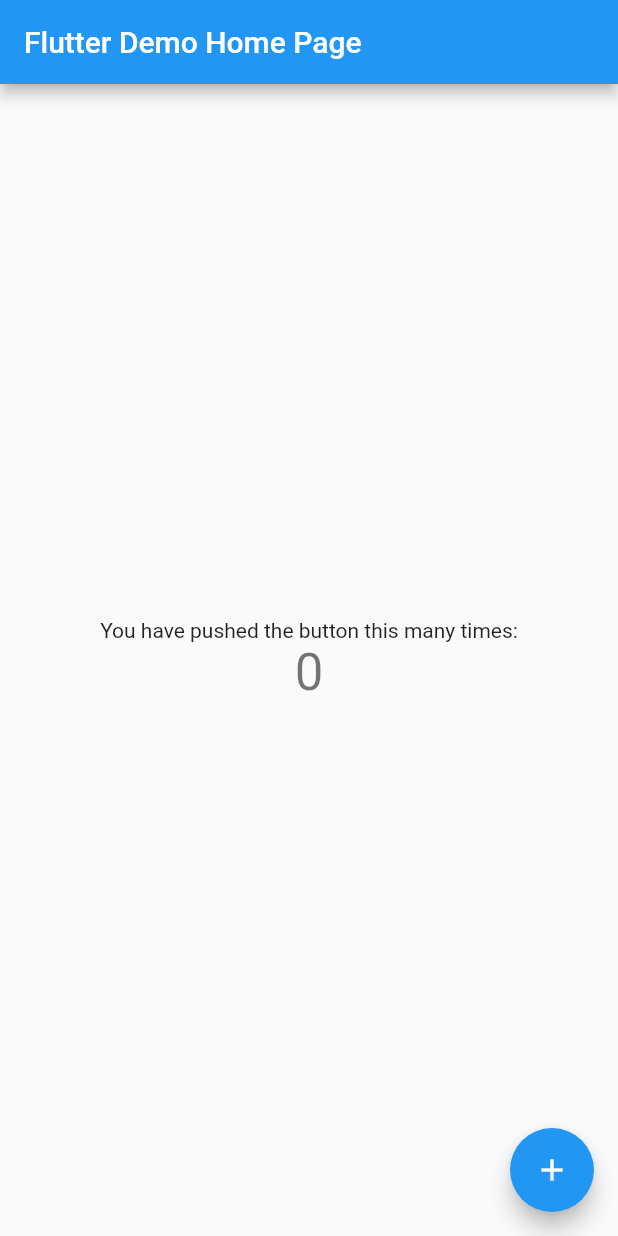
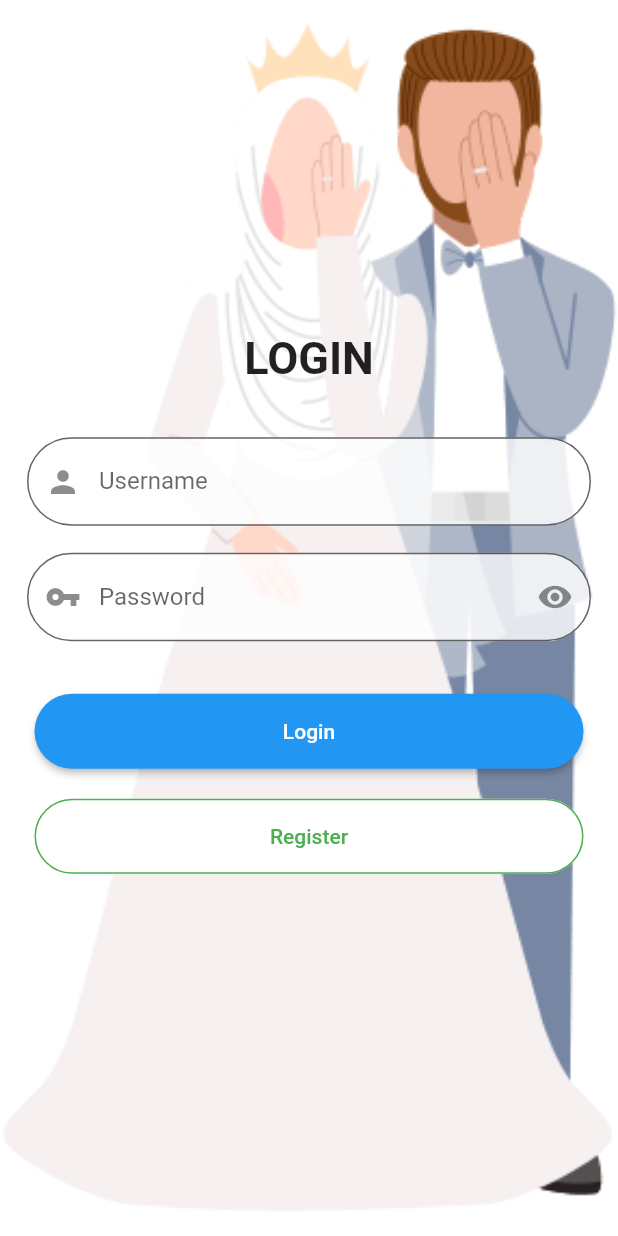
Before and after one commit to arvandha121/WeddingCheck, a Flutter app: the screen it shows after launch, on a phone screen of 412 x 824 dp. Run offline on Flutter 3.47's test engine with Material 2 defaults, Android fonts, the phone set to English and light mode, and no system bars; our stand-ins replace get, shared_preferences, sqflite; accounts and stored records are empty.

Commit message:
login, register done

```diff
--- /dev/null
+++ b/lib/app/database/auth/login.dart
@@ -0,0 +1,46 @@
+import 'package:path/path.dart';
+import 'package:sqflite/sqflite.dart';
+import 'package:flutter/material.dart';
+
+import '../../json/model/users.dart';
+
+class DatabaseHelper {
+  final databaseName = "weddingcheck";
+  final loginTable = "CREATE TABLE login()";
+
+  // Create user table into our sqlite db
+  String users =
+      ("CREATE TABLE users (usrId INTEGER PRIMARY KEY AUTOINCREMENT, usrName TEXT UNIQUE, usrPassword TEXT)");
+  Future<Database> initDB() async {
+    final databasePath = await getDatabasesPath();
+    final path = join(databasePath, databaseName);
+
+    return openDatabase(
+      path,
+      version: 1,
+      onCreate: ((db, version) async {
+        await db.execute(users);
+      }),
+    );
+  }
+
+  // Login Method
+  Future<bool> login(Users user) async {
+    final Database db = await initDB();
+    var result = await db.rawQuery(
+      "SELECT * FROM users WHERE usrName = '${user.usrName}' AND usrPassword = '${user.usrPassword}'",
+    );
+
+    if (result.isNotEmpty) {
+      return true;
+    } else {
+      return false;
+    }
+  }
+
+  // Register Method
+  Future<int> register(Users user) async {
+    final Database db = await initDB();
+    return db.insert('users', user.toMap());
+  }
+}
--- /dev/null
+++ b/lib/app/json/model/users.dart
@@ -0,0 +1,23 @@
+class Users {
+  final int? usrId;
+  final String usrName;
+  final String usrPassword;
+
+  Users({
+    this.usrId,
+    required this.usrName,
+    required this.usrPassword,
+  });
+
+  factory Users.fromMap(Map<String, dynamic> json) => Users(
+        usrId: json['usrId'],
+        usrName: json['usrName'],
+        usrPassword: json['usrPassword'],
+      );
+
+  Map<String, dynamic> toMap() => {
+        "usrId": usrId,
+        "usrName": usrName,
+        "usrPassword": usrPassword,
+      };
+}
--- a/lib/main.dart
+++ b/lib/main.dart
@@ -1,4 +1,7 @@
 import 'package:flutter/material.dart';
+import 'package:get/get.dart';
+import 'package:get/get_navigation/get_navigation.dart';
+import 'package:weddingcheck/views/auth/loginscreen.dart';
 
 void main() {
   runApp(const MyApp());
@@ -9,59 +12,9 @@ class MyApp extends StatelessWidget {
 
   @override
   Widget build(BuildContext context) {
-    return MaterialApp(
-      title: 'Flutter Demo',
-      theme: ThemeData(
-        primarySwatch: Colors.blue,
-      ),
-      home: const MyHomePage(title: 'Flutter Demo Home Page'),
+    return GetMaterialApp(
+      debugShowCheckedModeBanner: false,
+      home: Login(),
     );
   }
 }
-
-class MyHomePage extends StatefulWidget {
-  const MyHomePage({super.key, required this.title});
-
-  final String title;
-
-  @override
-  State<MyHomePage> createState() => _MyHomePageState();
-}
-
-class _MyHomePageState extends State<MyHomePage> {
-  int _counter = 0;
-
-  void _incrementCounter() {
-    setState(() {
-      _counter++;
-    });
-  }
-
-  @override
-  Widget build(BuildContext context) {
-    return Scaffold(
-      appBar: AppBar(
-        title: Text(widget.title),
-      ),
-      body: Center(
-        child: Column(
-          mainAxisAlignment: MainAxisAlignment.center,
-          children: <Widget>[
-            const Text(
-              'You have pushed the button this many times:',
-            ),
-            Text(
-              '$_counter',
-              style: Theme.of(context).textTheme.headlineMedium,
-            ),
-          ],
-        ),
-      ),
-      floatingActionButton: FloatingActionButton(
-        onPressed: _incrementCounter,
-        tooltip: 'Increment',
-        child: const Icon(Icons.add),
-      ),
-    );
-  }
-}
--- /dev/null
+++ b/lib/views/auth/loginscreen.dart
@@ -0,0 +1,227 @@
+import 'package:flutter/material.dart';
+import 'package:get/get.dart';
+import 'package:shared_preferences/shared_preferences.dart';
+import 'package:weddingcheck/app/database/auth/login.dart';
+import 'package:weddingcheck/app/json/model/users.dart';
+import 'package:weddingcheck/views/homepage.dart';
+import 'package:weddingcheck/views/auth/registerscreen.dart';
+
+class Login extends StatefulWidget {
+  const Login({super.key});
+
+  @override
+  State<Login> createState() => _LoginState();
+}
+
+class _LoginState extends State<Login> {
+  // digunakan untuk menampilkan dan menyembunyikan password
+  bool isHidden = true;
+  bool isLogin = false; // Digunakan untuk login
+
+  // textediting controller untuk control text ketika di input
+  final usernameController = TextEditingController();
+  final passwordController = TextEditingController();
+
+  // buat global key untuk form
+  final formKey = GlobalKey<FormState>();
+
+  final db = DatabaseHelper();
+
+  // Function ini digunakan untuk button login
+  login() async {
+    var response = await db.login(
+      Users(
+        usrName: usernameController.text,
+        usrPassword: passwordController.text,
+      ),
+    );
+    if (response == true) {
+      // Jika login berhasil maka akan diarahkan ke halaman homepage
+      if (!mounted) return;
+      Get.to(HomePage());
+    } else {
+      // Jika salah, akan memunculkan message "Username atau Password salah"
+      setState(() {
+        isLogin = true;
+      });
+    }
+  }
+
+  @override
+  Widget build(BuildContext context) {
+    return Scaffold(
+      backgroundColor: Colors.white,
+      body: Container(
+        decoration: BoxDecoration(
+          image: DecorationImage(
+            image: AssetImage(
+              'lib/assets/image/icon.png',
+            ), // Background image
+            fit: BoxFit.fitWidth, // Menyesuaikan lebar
+          ),
+        ),
+        child: Center(
+          child: SingleChildScrollView(
+            padding: EdgeInsets.symmetric(horizontal: 18.0),
+            child: Column(
+              mainAxisAlignment: MainAxisAlignment.center,
+              children: [
+                // Form digunakan untuk controll textfield agar tidak kosong saat di input
+                Form(
+                  key: formKey,
+                  child: Column(
+                    children: [
+                      Text(
+                        "LOGIN",
+                        style: TextStyle(
+                            fontSize: 30, fontWeight: FontWeight.bold),
+                      ),
+                      SizedBox(
+                        height: 35,
+                      ),
+                      TextFormField(
+                        validator: (value) {
+                          if (value!.isEmpty) {
+                            return "Username tidak boleh kosong";
+                          }
+                          return null;
+                        },
+                        controller: usernameController,
+                        autocorrect: isHidden,
+                        textInputAction: TextInputAction.next,
+                        keyboardType: TextInputType.text,
+                        decoration: InputDecoration(
+                          labelText: "Username",
+                          border: OutlineInputBorder(
+                            borderRadius: BorderRadius.circular(50),
+                          ),
+                          prefixIcon: Icon(Icons.person),
+                          filled: true, // Set to true to enable filling color
+                          fillColor: Colors.white.withOpacity(0.8),
+                        ),
+                      ),
+                      SizedBox(
+                        height: 18,
+                      ),
+                      TextFormField(
+                        validator: (value) {
+                          if (value!.isEmpty) {
+                            return "Password tidak boleh kosong";
+                          }
+                          return null;
+                        },
+                        controller: passwordController,
+                        autocorrect: true,
+                        keyboardType: TextInputType.visiblePassword,
+                        decoration: InputDecoration(
+                          border: OutlineInputBorder(
+                            borderRadius: BorderRadius.circular(50),
+                          ),
+                          labelText: "Password",
+                          suffixIcon: IconButton(
+                            onPressed: () {
+                              setState(
+                                () {
+                                  isHidden = !isHidden;
+                                },
+                              );
+                            },
+                            icon: Icon(
+                              isHidden
+                                  ? Icons.visibility
+                                  : Icons.visibility_off,
+                            ),
+                          ),
+                          prefixIcon: Icon(Icons.vpn_key),
+                          filled: true, // Set to true to enable filling color
+                          fillColor: Colors.white.withOpacity(0.8),
+                        ),
+                        textInputAction: TextInputAction.done,
+                        obscureText: isHidden,
+                      ),
+                      SizedBox(
+                        height: 35,
+                      ),
+                      Padding(
+                        padding: const EdgeInsets.symmetric(
+                          horizontal: 5,
+                        ),
+                        child: SizedBox(
+                          height: 50,
+                          width: double.infinity,
+                          child: ElevatedButton(
+                            onPressed: () {
+                              if (formKey.currentState!.validate()) {
+                                login();
+                              }
+                              ;
+                            },
+                            style: ElevatedButton.styleFrom(
+                              shape: RoundedRectangleBorder(
+                                borderRadius: BorderRadius.circular(50),
+                              ),
+                            ),
+                            child: Text(
+                              "Login",
+                            ),
+                          ),
+                        ),
+                      ),
+                      SizedBox(
+                        height: 20,
+                      ),
+                      Padding(
+                        padding: const EdgeInsets.symmetric(horizontal: 5),
+                        child: SizedBox(
+                          height: 50,
+                          width: double.infinity,
+                          child: OutlinedButton(
+                            onPressed: () {
+                              Navigator.pushReplacement(
+                                context,
+                                MaterialPageRoute(
+                                  builder: (context) => Register(),
+                                ),
+                              );
+                            },
+                            style: OutlinedButton.styleFrom(
+                              shape: RoundedRectangleBorder(
+                                borderRadius: BorderRadius.circular(50),
+                              ),
+                              side: BorderSide(
+                                color: Colors.green, // Warna outline
+                              ),
+                              backgroundColor:
+                                  Colors.white, // Warna latar belakang
+                            ),
+                            child: Text(
+                              "Register",
+                              style: TextStyle(
+                                color: Colors.green, // Warna teks
+                              ),
+                            ),
+                          ),
+                        ),
+                      ),
+                      SizedBox(
+                        height: 20,
+                      ),
+
+                      // Digunakan untuk mentriger user dan password ketika salah masukkan users
+                      isLogin
+                          ? const Text(
+                              "Username atau Password salah",
+                              style: TextStyle(color: Colors.red),
+                            )
+                          : const SizedBox(),
+                    ],
+                  ),
+                ),
+              ],
+            ),
+          ),
+        ),
+      ),
+    );
+  }
+}
```
Also changed, not shown: lib/views/auth/registerscreen.dart (added, +247 -0 lines), lib/views/homepage.dart (added, +14 -0 lines), pubspec.yaml (+8 -2 lines), flutter_01.png (added), lib/assets/image/icon.png (added), lib/views/splashscreen.dart (added), pubspec.lock, 2 other files.
